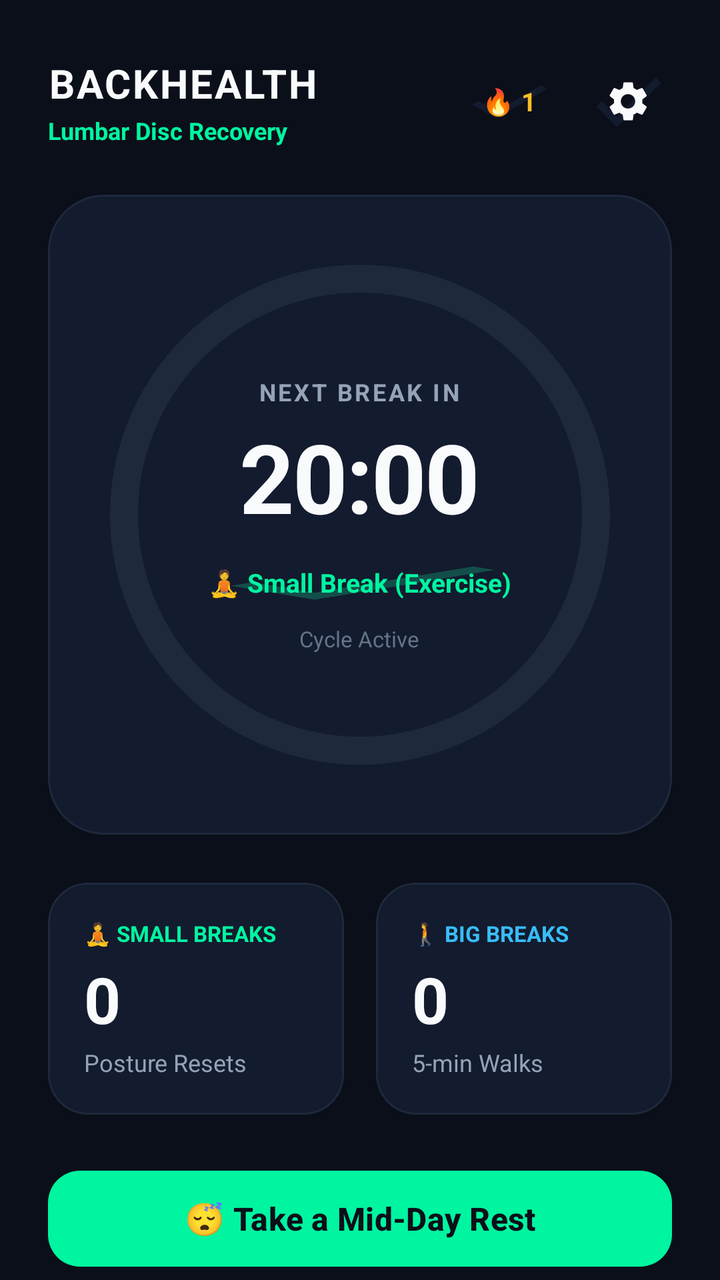
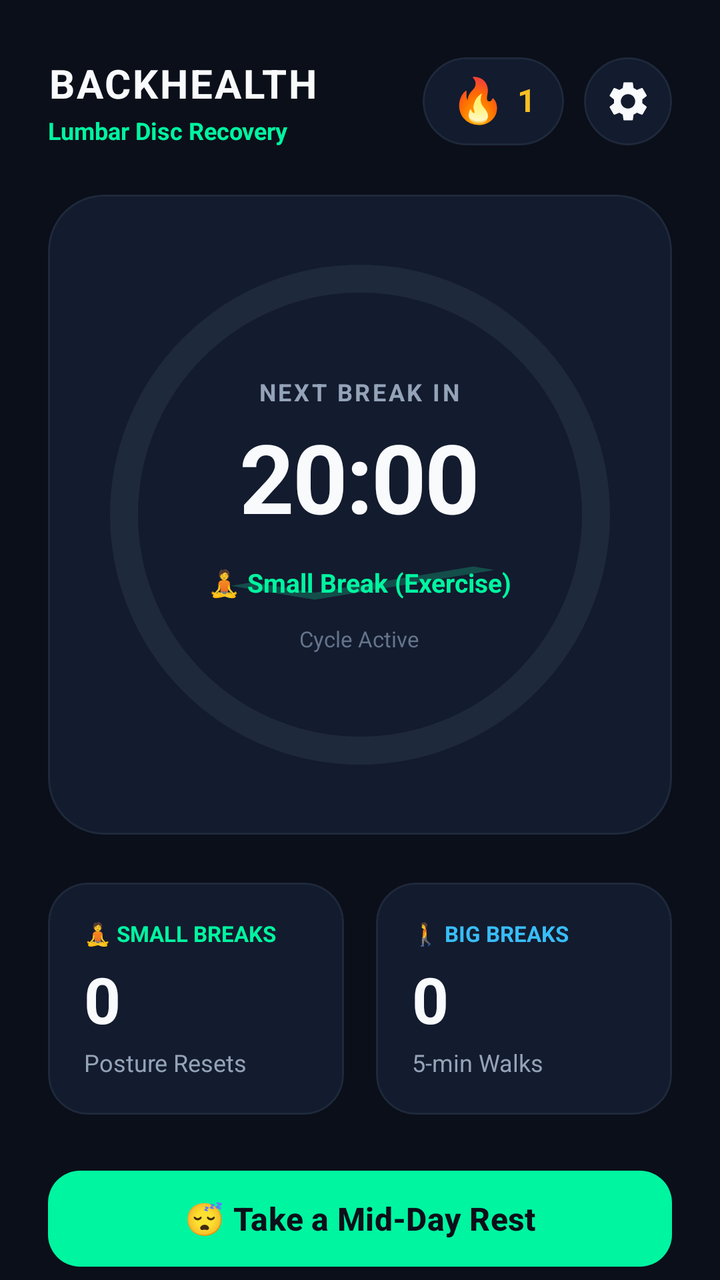

Screens rendered from an Android XML layout before and after an edit, with the pre-edit source and the edit as a unified diff.
<!-- AndroidManifest.xml: application theme Theme.BackHealth -->
<!-- res/layout/activity_home.xml -->
<?xml version="1.0" encoding="utf-8"?>
<androidx.coordinatorlayout.widget.CoordinatorLayout xmlns:android="http://schemas.android.com/apk/res/android"
    xmlns:app="http://schemas.android.com/apk/res-auto"
    android:layout_width="match_parent"
    android:layout_height="match_parent"
    android:background="@color/bg_obsidian">

    <androidx.core.widget.NestedScrollView
        android:layout_width="match_parent"
        android:layout_height="match_parent"
        android:fillViewport="true">

        <LinearLayout
            android:layout_width="match_parent"
            android:layout_height="wrap_content"
            android:orientation="vertical"
            android:paddingHorizontal="24dp"
            android:paddingTop="28dp"
            android:paddingBottom="24dp">

            
            <RelativeLayout
                android:layout_width="match_parent"
                android:layout_height="wrap_content"
                android:layout_marginBottom="24dp">

                <LinearLayout
                    android:layout_width="wrap_content"
                    android:layout_height="wrap_content"
                    android:orientation="vertical">

                    <TextView
                        android:id="@+id/tvAppTitle"
                        android:layout_width="wrap_content"
                        android:layout_height="wrap_content"
                        android:letterSpacing="0.05"
                        android:text="BACKHEALTH"
                        android:textColor="@color/text_primary"
                        android:textSize="20sp"
                        android:textStyle="bold" />

                    <TextView
                        android:id="@+id/tvUserTypeBadge"
                        android:layout_width="wrap_content"
                        android:layout_height="wrap_content"
                        android:layout_marginTop="2dp"
                        android:text="Lumbar Disc Recovery"
                        android:textColor="@color/neon_mint"
                        android:textSize="12sp"
                        android:textStyle="bold" />
                </LinearLayout>

                <LinearLayout
                    android:layout_width="wrap_content"
                    android:layout_height="wrap_content"
                    android:layout_alignParentEnd="true"
                    android:layout_centerVertical="true"
                    android:gravity="center_vertical"
                    android:orientation="horizontal">

                    
                    <TextView
                        android:id="@+id/tvStreakCount"
                        android:layout_width="wrap_content"
                        android:layout_height="wrap_content"
                        android:layout_marginEnd="12dp"
                        android:background="@drawable/ic_check"
                        android:backgroundTint="@color/card_dark_slate"
                        android:paddingHorizontal="12dp"
                        android:paddingVertical="6dp"
                        android:text="🔥 1"
                        android:textColor="@color/amber_accent"
                        android:textSize="13sp"
                        android:textStyle="bold" />

                    <ImageButton
                        android:id="@+id/btnSettings"
                        android:layout_width="44dp"
                        android:layout_height="44dp"
                        android:background="@drawable/ic_check"
                        android:backgroundTint="@color/card_dark_slate"
                        android:contentDescription="Settings"
                        android:padding="10dp"
                        android:src="@drawable/ic_settings" />
                </LinearLayout>
            </RelativeLayout>

            
            <com.google.android.material.card.MaterialCardView
                android:layout_width="match_parent"
                android:layout_height="wrap_content"
                android:layout_marginBottom="24dp"
                app:cardBackgroundColor="@color/card_dark_slate"
                app:cardCornerRadius="28dp"
                app:cardElevation="0dp"
                app:strokeColor="@color/card_border"
                app:strokeWidth="1dp">

                <RelativeLayout
                    android:layout_width="match_parent"
                    android:layout_height="320dp"
                    android:gravity="center">

                    
                    <com.google.android.material.progressindicator.CircularProgressIndicator
                        android:id="@+id/circularTimerProgress"
                        android:layout_width="260dp"
                        android:layout_height="260dp"
                        android:layout_centerInParent="true"
                        android:max="1200"
                        android:progress="1200"
                        app:indicatorColor="@color/neon_mint"
                        app:indicatorSize="250dp"
                        app:trackColor="@color/card_border"
                        app:trackCornerRadius="10dp"
                        app:trackThickness="14dp" />

                    
                    <LinearLayout
                        android:layout_width="wrap_content"
                        android:layout_height="wrap_content"
                        android:layout_centerInParent="true"
                        android:gravity="center"
                        android:orientation="vertical">

                        <TextView
                            android:id="@+id/tvNextAlarmLabel"
                            android:layout_width="wrap_content"
                            android:layout_height="wrap_content"
                            android:letterSpacing="0.1"
                            android:text="NEXT BREAK IN"
                            android:textColor="@color/text_secondary"
                            android:textSize="12sp"
                            android:textStyle="bold" />

                        <TextView
                            android:id="@+id/tvCountdown"
                            android:layout_width="wrap_content"
                            android:layout_height="wrap_content"
                            android:layout_marginVertical="2dp"
                            android:letterSpacing="-0.02"
                            android:text="20:00"
                            android:textColor="@color/text_primary"
                            android:textSize="48sp"
                            android:textStyle="bold" />

                        
                        <TextView
                            android:id="@+id/tvNextAlarmType"
                            android:layout_width="wrap_content"
                            android:layout_height="wrap_content"
                            android:layout_marginTop="4dp"
                            android:background="@drawable/ic_check"
                            android:backgroundTint="@color/teal_light"
                            android:paddingHorizontal="14dp"
                            android:paddingVertical="6dp"
                            android:text="🧘 Small Break (Exercise)"
                            android:textColor="@color/neon_mint"
                            android:textSize="13sp"
                            android:textStyle="bold" />

                        <TextView
                            android:id="@+id/tvCycleState"
                            android:layout_width="wrap_content"
                            android:layout_height="wrap_content"
                            android:layout_marginTop="6dp"
                            android:text="Cycle Active"
                            android:textColor="@color/text_muted"
                            android:textSize="11sp" />
                    </LinearLayout>
                </RelativeLayout>
            </com.google.android.material.card.MaterialCardView>

            
            <LinearLayout
                android:layout_width="match_parent"
                android:layout_height="wrap_content"
                android:layout_marginBottom="24dp"
                android:orientation="horizontal">

                
                <com.google.android.material.card.MaterialCardView
                    android:id="@+id/cardSmallBreaksDone"
                    android:layout_width="0dp"
                    android:layout_height="wrap_content"
                    android:layout_marginEnd="8dp"
                    android:layout_weight="1"
                    app:cardBackgroundColor="@color/card_dark_slate"
                    app:cardCornerRadius="20dp"
                    app:cardElevation="0dp"
                    app:strokeColor="@color/card_border"
                    app:strokeWidth="1dp">

                    <LinearLayout
                        android:layout_width="match_parent"
                        android:layout_height="wrap_content"
                        android:orientation="vertical"
                        android:padding="18dp">

                        <TextView
                            android:layout_width="wrap_content"
                            android:layout_height="wrap_content"
                            android:text="🧘 SMALL BREAKS"
                            android:textColor="@color/neon_mint"
                            android:textSize="11sp"
                            android:textStyle="bold" />

                        <TextView
                            android:id="@+id/tvExercisesDone"
                            android:layout_width="wrap_content"
                            android:layout_height="wrap_content"
                            android:layout_marginTop="4dp"
                            android:text="0"
                            android:textColor="@color/text_primary"
                            android:textSize="32sp"
                            android:textStyle="bold" />

                        <TextView
                            android:layout_width="wrap_content"
                            android:layout_height="wrap_content"
                            android:layout_marginTop="2dp"
                            android:text="Posture Resets"
                            android:textColor="@color/text_secondary"
                            android:textSize="12sp" />
                    </LinearLayout>
                </com.google.android.material.card.MaterialCardView>

                
                <com.google.android.material.card.MaterialCardView
                    android:layout_width="0dp"
                    android:layout_height="wrap_content"
                    android:layout_marginStart="8dp"
                    android:layout_weight="1"
                    app:cardBackgroundColor="@color/card_dark_slate"
                    app:cardCornerRadius="20dp"
                    app:cardElevation="0dp"
                    app:strokeColor="@color/card_border"
                    app:strokeWidth="1dp">

                    <LinearLayout
                        android:layout_width="match_parent"
                        android:layout_height="wrap_content"
                        android:orientation="vertical"
                        android:padding="18dp">

                        <TextView
                            android:layout_width="wrap_content"
                            android:layout_height="wrap_content"
                            android:text="🚶 BIG BREAKS"
                            android:textColor="@color/neon_cyan"
                            android:textSize="11sp"
                            android:textStyle="bold" />

                        <TextView
                            android:id="@+id/tvWalksDone"
                            android:layout_width="wrap_content"
                            android:layout_height="wrap_content"
                            android:layout_marginTop="4dp"
                            android:text="0"
                            android:textColor="@color/text_primary"
                            android:textSize="32sp"
                            android:textStyle="bold" />

                        <TextView
                            android:layout_width="wrap_content"
                            android:layout_height="wrap_content"
                            android:layout_marginTop="2dp"
                            android:text="5-min Walks"
                            android:textColor="@color/text_secondary"
                            android:textSize="12sp" />
                    </LinearLayout>
                </com.google.android.material.card.MaterialCardView>
            </LinearLayout>

            
            <com.google.android.material.button.MaterialButton
                android:id="@+id/btnTakeRest"
                android:layout_width="match_parent"
                android:layout_height="56dp"
                android:layout_marginBottom="12dp"
                android:text="😴 Take a Mid-Day Rest"
                android:textAllCaps="false"
                android:textColor="@color/bg_obsidian"
                android:textSize="16sp"
                android:textStyle="bold"
                app:backgroundTint="@color/neon_mint"
                app:cornerRadius="16dp" />

            
            <LinearLayout
                android:layout_width="match_parent"
                android:layout_height="wrap_content"
                android:layout_marginBottom="12dp"
                android:orientation="horizontal">

                <com.google.android.material.button.MaterialButton
                    android:id="@+id/btnPauseResume"
                    style="@style/Widget.Material3.Button.OutlinedButton"
                    android:layout_width="0dp"
                    android:layout_height="52dp"
                    android:layout_marginEnd="6dp"
                    android:layout_weight="1"
                    android:text="⏸ Pause Day"
                    android:textAllCaps="false"
                    android:textColor="@color/text_primary"
                    app:cornerRadius="14dp"
                    app:strokeColor="@color/card_border" />

                <com.google.android.material.button.MaterialButton
                    android:id="@+id/btnLibrary"
                    style="@style/Widget.Material3.Button.OutlinedButton"
                    android:layout_width="0dp"
                    android:layout_height="52dp"
                    android:layout_marginStart="6dp"
                    android:layout_weight="1"
                    android:text="📚 Library"
                    android:textAllCaps="false"
                    android:textColor="@color/text_primary"
                    app:cornerRadius="14dp"
                    app:strokeColor="@color/card_border" />
            </LinearLayout>

            <com.google.android.material.button.MaterialButton
                android:id="@+id/btnViewProgress"
                style="@style/Widget.Material3.Button.TextButton"
                android:layout_width="match_parent"
                android:layout_height="48dp"
                android:text="📊 View Detailed Progress &amp; History"
                android:textAllCaps="false"
                android:textColor="@color/neon_cyan" />

        </LinearLayout>
    </androidx.core.widget.NestedScrollView>

</androidx.coordinatorlayout.widget.CoordinatorLayout>
<!-- resources referenced by this layout -->
<resources>
  <color name="amber_accent">#FBBF24</color>
  <color name="bg_obsidian">#0B0F19</color>
  <color name="card_border">#1E293B</color>
  <color name="card_dark_slate">#131B2E</color>
  <color name="neon_cyan">#38BDF8</color>
  <color name="neon_mint">#00F5A0</color>
  <color name="teal_light">#134E4A</color>
  <color name="text_muted">#64748B</color>
  <color name="text_primary">#F8FAFC</color>
  <color name="text_secondary">#94A3B8</color>
  <!-- drawable ic_check (drawable) -->
  <vector xmlns:android="http://schemas.android.com/apk/res/android"
      android:width="24dp"
      android:height="24dp"
      android:viewportWidth="24"
      android:viewportHeight="24">
      <path
          android:fillColor="#10B981"
          android:pathData="M9,16.17L4.83,12L3.41,13.41L9,19L21,7L19.59,5.59L9,16.17Z"/>
  </vector>
  <!-- drawable ic_settings (drawable) -->
  <vector xmlns:android="http://schemas.android.com/apk/res/android"
      android:width="24dp"
      android:height="24dp"
      android:viewportWidth="24"
      android:viewportHeight="24">
      <path
          android:fillColor="#F8FAFC"
          android:pathData="M19.14,12.94C19.18,12.63 19.2,12.32 19.2,12C19.2,11.68 19.18,11.37 19.14,11.06L21.16,9.48C21.34,9.34 21.39,9.08 21.28,8.88L19.36,5.55C19.25,5.35 19,5.27 18.8,5.35L16.42,6.31C15.93,5.93 15.39,5.62 14.8,5.38L14.44,2.84C14.41,2.62 14.22,2.46 14,2.46H10.16C9.94,2.46 9.75,2.62 9.72,2.84L9.36,5.38C8.77,5.62 8.23,5.94 7.74,6.31L5.36,5.35C5.16,5.27 4.91,5.35 4.8,5.55L2.88,8.88C2.77,9.08 2.82,9.34 3,9.48L5.02,11.06C4.98,11.37 4.96,11.68 4.96,12C4.96,12.32 4.98,12.63 5.02,12.94L3,14.52C2.82,14.66 2.77,14.92 2.88,15.12L4.8,18.45C4.91,18.65 5.16,18.73 5.36,18.65L7.74,17.69C8.23,18.07 8.77,18.38 9.36,18.62L9.72,21.16C9.75,21.38 9.94,21.54 10.16,21.54H14C14.22,21.54 14.41,21.38 14.44,21.16L14.8,18.62C15.39,18.38 15.93,18.06 16.42,17.69L18.8,18.65C19,18.73 19.25,18.65 19.36,18.45L21.28,15.12C21.39,14.92 21.34,14.66 21.16,14.52L19.14,12.94M12,15.6C10.01,15.6 8.4,13.99 8.4,12C8.4,10.01 10.01,8.4 12,8.4C13.99,8.4 15.6,10.01 15.6,12C15.6,13.99 13.99,15.6 12,15.6Z"/>
  </vector>
  <style name="Theme.BackHealth" parent="Theme.Material3.DayNight.NoActionBar">
          <item name="colorPrimary">@color/teal_primary</item>
          <item name="colorPrimaryDark">@color/teal_primary_dark</item>
          <item name="colorSecondary">@color/amber_accent</item>
          <item name="android:statusBarColor">@color/bg_obsidian</item>
          <item name="android:windowLightStatusBar">false</item>
          <item name="android:windowBackground">@color/bg_obsidian</item>
      </style>
  <color name="teal_primary">#14B8A6</color>
  <color name="teal_primary_dark">#0F766E</color>
</resources>

<!-- the commit's change to res/layout/activity_home.xml (unified diff, before → after) -->
@@ -59,29 +59,67 @@
                     android:orientation="horizontal">
 
                     
-                    <TextView
-                        android:id="@+id/tvStreakCount"
+                    <com.google.android.material.card.MaterialCardView
+                        android:id="@+id/cardStreak"
                         android:layout_width="wrap_content"
-                        android:layout_height="wrap_content"
-                        android:layout_marginEnd="12dp"
-                        android:background="@drawable/ic_check"
-                        android:backgroundTint="@color/card_dark_slate"
-                        android:paddingHorizontal="12dp"
-                        android:paddingVertical="6dp"
-                        android:text="🔥 1"
-                        android:textColor="@color/amber_accent"
-                        android:textSize="13sp"
-                        android:textStyle="bold" />
-
-                    <ImageButton
-                        android:id="@+id/btnSettings"
+                        android:layout_height="44dp"
+                        android:layout_marginEnd="10dp"
+                        android:clickable="true"
+                        android:focusable="true"
+                        app:cardBackgroundColor="@color/card_dark_slate"
+                        app:cardCornerRadius="22dp"
+                        app:cardElevation="0dp"
+                        app:strokeColor="@color/card_border"
+                        app:strokeWidth="1dp">
+
+                        <LinearLayout
+                            android:layout_width="wrap_content"
+                            android:layout_height="match_parent"
+                            android:gravity="center_vertical"
+                            android:orientation="horizontal"
+                            android:paddingHorizontal="14dp">
+
+                            <TextView
+                                android:id="@+id/tvFireEmoji"
+                                android:layout_width="wrap_content"
+                                android:layout_height="wrap_content"
+                                android:includeFontPadding="false"
+                                android:text="🔥"
+                                android:textSize="22sp" />
+
+                            <TextView
+                                android:id="@+id/tvStreakCount"
+                                android:layout_width="wrap_content"
+                                android:layout_height="wrap_content"
+                                android:layout_marginStart="6dp"
+                                android:includeFontPadding="false"
+                                android:text="1"
+                                android:textColor="@color/amber_accent"
+                                android:textSize="16sp"
+                                android:textStyle="bold" />
+                        </LinearLayout>
+                    </com.google.android.material.card.MaterialCardView>
+
+                    <com.google.android.material.card.MaterialCardView
                         android:layout_width="44dp"
                         android:layout_height="44dp"
-                        android:background="@drawable/ic_check"
-                        android:backgroundTint="@color/card_dark_slate"
-                        android:contentDescription="Settings"
-                        android:padding="10dp"
-                        android:src="@drawable/ic_settings" />
+                        app:cardBackgroundColor="@color/card_dark_slate"
+                        app:cardCornerRadius="22dp"
+                        app:cardElevation="0dp"
+                        app:strokeColor="@color/card_border"
+                        app:strokeWidth="1dp">
+
+                        <ImageButton
+                            android:id="@+id/btnSettings"
+                            android:layout_width="match_parent"
+                            android:layout_height="match_parent"
+                            android:background="@android:color/transparent"
+                            android:contentDescription="Settings"
+                            android:padding="10dp"
+                            android:scaleType="centerInside"
+                            android:src="@drawable/ic_settings"
+                            app:tint="@color/text_primary" />
+                    </com.google.android.material.card.MaterialCardView>
                 </LinearLayout>
             </RelativeLayout>
 
